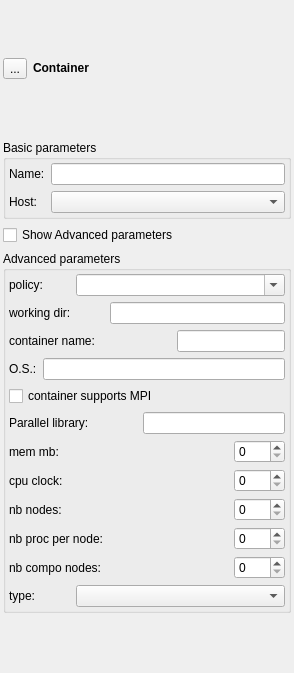
The window that src/genericgui/FormContainer.ui (SalomePlatform/yacs) describes before a commit, drawn with Qt 5.
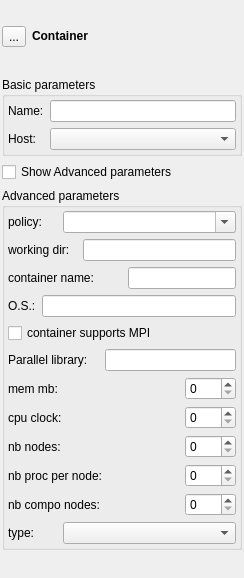
The same window after the commit.

```diff
--- a/src/genericgui/FormContainer.ui
+++ b/src/genericgui/FormContainer.ui
@@ -1,20 +1,20 @@
 <ui version="4.0" >
  <class>fm_container</class>
- <widget class="QWidget" name="fm_container" >
-  <property name="geometry" >
+ <widget class="QWidget" name="fm_container">
+  <property name="geometry">
    <rect>
     <x>0</x>
     <y>0</y>
-    <width>294</width>
-    <height>673</height>
+    <width>244</width>
+    <height>578</height>
    </rect>
   </property>
   <property name="windowTitle" >
    <string>Form</string>
   </property>
-  <layout class="QVBoxLayout" name="verticalLayout_2" >
-   <property name="margin" >
-    <number>3</number>
+  <layout class="QVBoxLayout" name="verticalLayout_2">
+   <property name="margin">
+    <number>2</number>
    </property>
    <item>
     <layout class="QHBoxLayout" >
```
Left out of the diff: 223 changed lines with no effect on the pictures.
